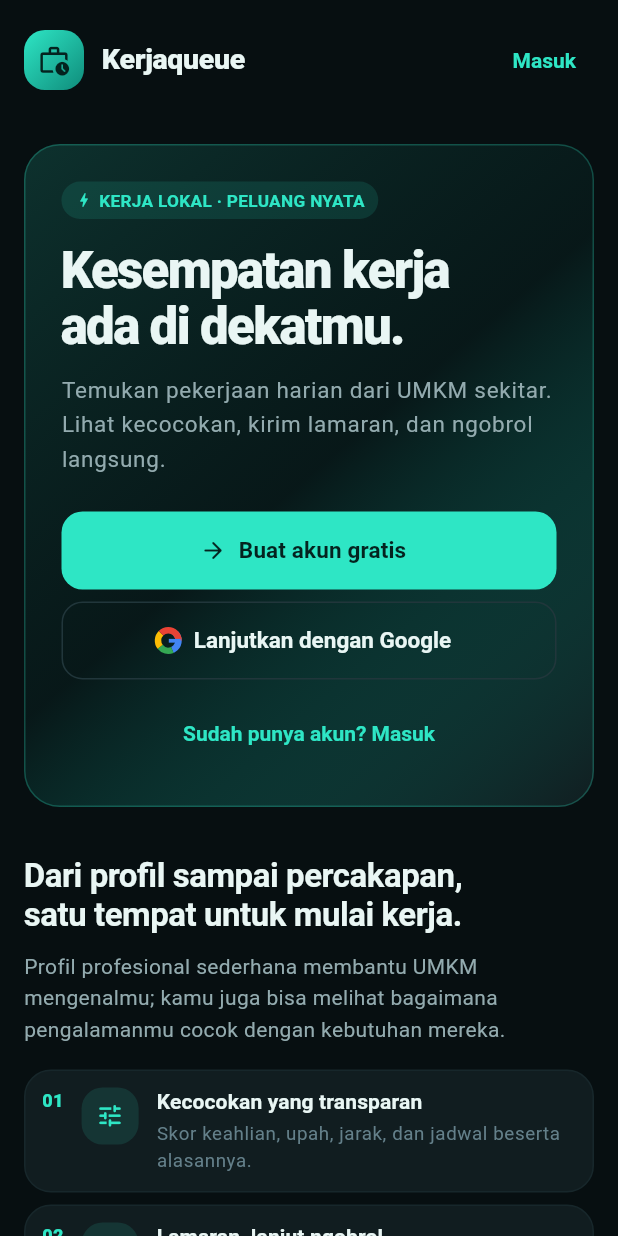
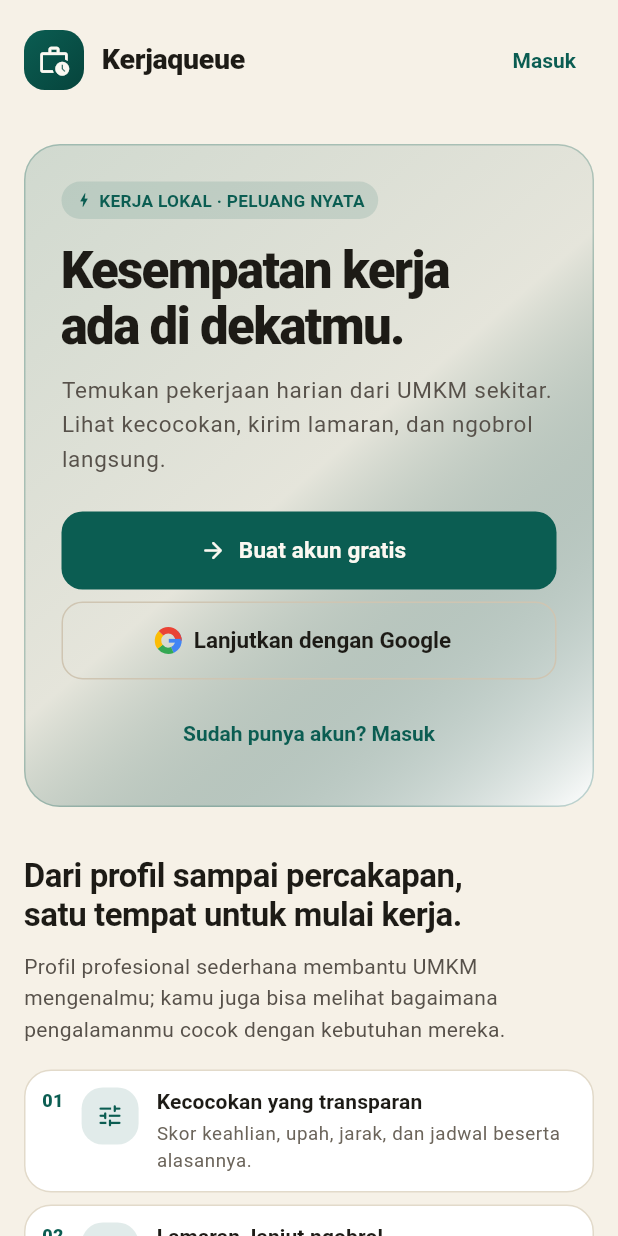
Before and after one commit to Marvellbrazil/logicodix-pejuangmamah, a Flutter app: the screen it shows after launch, on a phone screen of 412 x 824 dp. Run offline on Flutter 3.47's test engine with Material 3 defaults, Android fonts, the phone set to English and light mode, and no system bars; our stand-ins replace flutter_secure_storage, google_sign_in; accounts and stored records are empty.

Commit message:
style: switch to light ticket palette

```diff
--- a/lib/presentation/app_theme.dart
+++ b/lib/presentation/app_theme.dart
@@ -1,30 +1,32 @@
 import 'package:flutter/material.dart';
 
+// Arah visual "karcis antrean": kertas krem, tinta gelap, satu warna brand.
+// Alasan tiap keputusan ada di DESIGN.md.
 abstract final class Surfaces {
-  static const base = Color(0xFF070F11);
-  static const surface = Color(0xFF0B1416);
-  static const raised = Color(0xFF111D20);
-  static const overlay = Color(0xFF17262A);
-  static const line = Color(0xFF21363B);
-  static const lineSoft = Color(0xFF17272B);
+  static const base = Color(0xFFF6F1E7); // kertas karcis
+  static const surface = Color(0xFFFBF8F1);
+  static const raised = Color(0xFFFFFFFF); // kartu putih di atas krem
+  static const overlay = Color(0xFFEFE8DA);
+  static const line = Color(0xFFCFC5B2);
+  static const lineSoft = Color(0xFFE2DACA);
 }
 
 abstract final class Accent {
-  static const teal = Color(0xFF2EE6C5);
-  static const tealDeep = Color(0xFF0F8C7B);
-  static const tealInk = Color(0xFF04231F);
-  static const tealWash = Color(0x1F2EE6C5);
-  static const amber = Color(0xFFF5B33C);
-  static const amberWash = Color(0x1FF5B33C);
-  static const danger = Color(0xFFFF6B6B);
-  static const dangerWash = Color(0x1FFF6B6B);
-  static const success = Color(0xFF57D9A3);
+  static const teal = Color(0xFF0B5D52); // warna brand, cukup gelap untuk teks
+  static const tealDeep = Color(0xFF06443C);
+  static const tealInk = Color(0xFFFBF8F1); // teks di atas warna brand
+  static const tealWash = Color(0x1F0B5D52);
+  static const amber = Color(0xFF8A5200); // hanya untuk urgensi "Hari ini"
+  static const amberWash = Color(0x33F2B33C);
+  static const danger = Color(0xFFB3261E);
+  static const dangerWash = Color(0x1FB3261E);
+  static const success = Color(0xFF176A3C);
 }
 
 abstract final class TextTone {
-  static const primary = Color(0xFFE9F6F4);
-  static const secondary = Color(0xFF93ABAF);
-  static const muted = Color(0xFF64808A);
+  static const primary = Color(0xFF1D1B16); // tinta
+  static const secondary = Color(0xFF57514A);
+  static const muted = Color(0xFF6B645A);
 }
 
 abstract final class Space {
@@ -53,7 +55,7 @@ abstract final class Radii {
 
 ThemeData buildAppTheme() {
   const scheme = ColorScheme(
-    brightness: Brightness.dark,
+    brightness: Brightness.light,
     primary: Accent.teal,
     onPrimary: Accent.tealInk,
     primaryContainer: Accent.tealWash,
@@ -80,7 +82,7 @@ ThemeData buildAppTheme() {
     scrim: Color(0xFF000000),
     inverseSurface: TextTone.primary,
     onInverseSurface: Surfaces.base,
-    inversePrimary: Accent.tealDeep,
+    inversePrimary: Color(0xFF8FD9C8),
     surfaceTint: Colors.transparent,
   );
 
@@ -169,7 +171,7 @@ ThemeData buildAppTheme() {
 
   return ThemeData(
     useMaterial3: true,
-    brightness: Brightness.dark,
+    brightness: Brightness.light,
     colorScheme: scheme,
     scaffoldBackgroundColor: Surfaces.base,
     canvasColor: Surfaces.base,
@@ -312,8 +314,10 @@ ThemeData buildAppTheme() {
       shape: RoundedRectangleBorder(borderRadius: Radii.lgAll),
     ),
     snackBarTheme: SnackBarThemeData(
-      backgroundColor: Surfaces.overlay,
-      contentTextStyle: const TextStyle(color: TextTone.primary, fontSize: 14),
+      // Dibalik (tinta di atas kertas) supaya terpisah jelas dari layar terang.
+      backgroundColor: TextTone.primary,
+      actionTextColor: const Color(0xFF8FD9C8),
+      contentTextStyle: const TextStyle(color: Surfaces.surface, fontSize: 14),
       behavior: SnackBarBehavior.floating,
       shape: RoundedRectangleBorder(borderRadius: Radii.mdAll),
     ),
```
Also changed, not shown: 1 other file.
